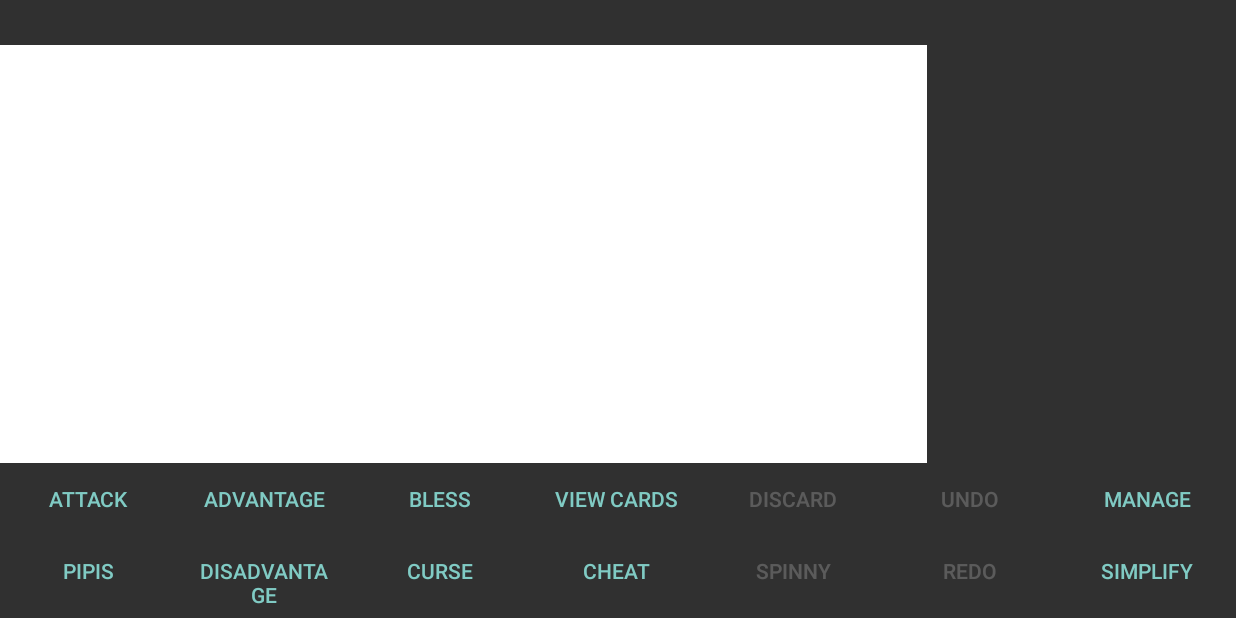
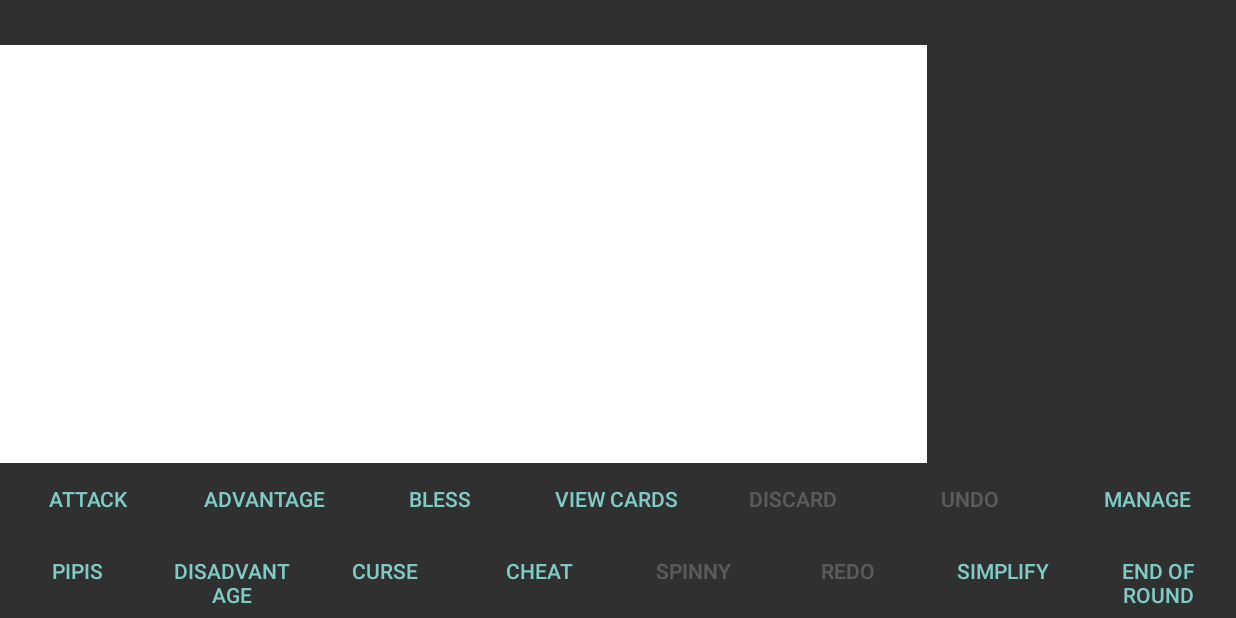
Before and after one commit to RNLFoof/GloomhavenDeck, an Android app: the screen it shows after launch (MainActivity), on a phone screen of 824 x 412 dp (held sideways). Run offline under Robolectric (Android 15) with nearby library versions, the phone set to English and light mode, and no system bars; 1 statement that could not run was skipped.

Commit message:
Added the end of round button(no behavior)

```diff
--- a/app/src/main/java/com/example/gloomhavendeck/MainActivity.kt
+++ b/app/src/main/java/com/example/gloomhavendeck/MainActivity.kt
@@ -53,6 +53,7 @@ class MainActivity : AppCompatActivity() {
         val btnViewCards = findViewById<Button>(R.id.btnViewCards)
         val btnSimplify = findViewById<Button>(R.id.btnSimplify)
         val btnManage = findViewById<Button>(R.id.btnManage)
+        val btnEndOfRound = findViewById<Button>(R.id.btnEndOfRound)
         val fragStatusBar: StatusBarFragment = fragmentManager.findFragmentById(R.id.fragStatusBar) as StatusBarFragment
 
         Saver(applicationContext.filesDir.canonicalPath)
--- a/app/src/main/res/layout-land/activity_main.xml
+++ b/app/src/main/res/layout-land/activity_main.xml
@@ -234,6 +234,15 @@
                 android:enabled="true"
                 android:text="Simplify" />
 
+            <Button
+                android:id="@+id/btnEndOfRound"
+                style="?android:attr/buttonBarButtonStyle"
+                android:layout_width="0dp"
+                android:layout_height="wrap_content"
+                android:layout_weight="1"
+                android:enabled="true"
+                android:text="End of Round" />
+
         </LinearLayout>
     </LinearLayout>
 
```
